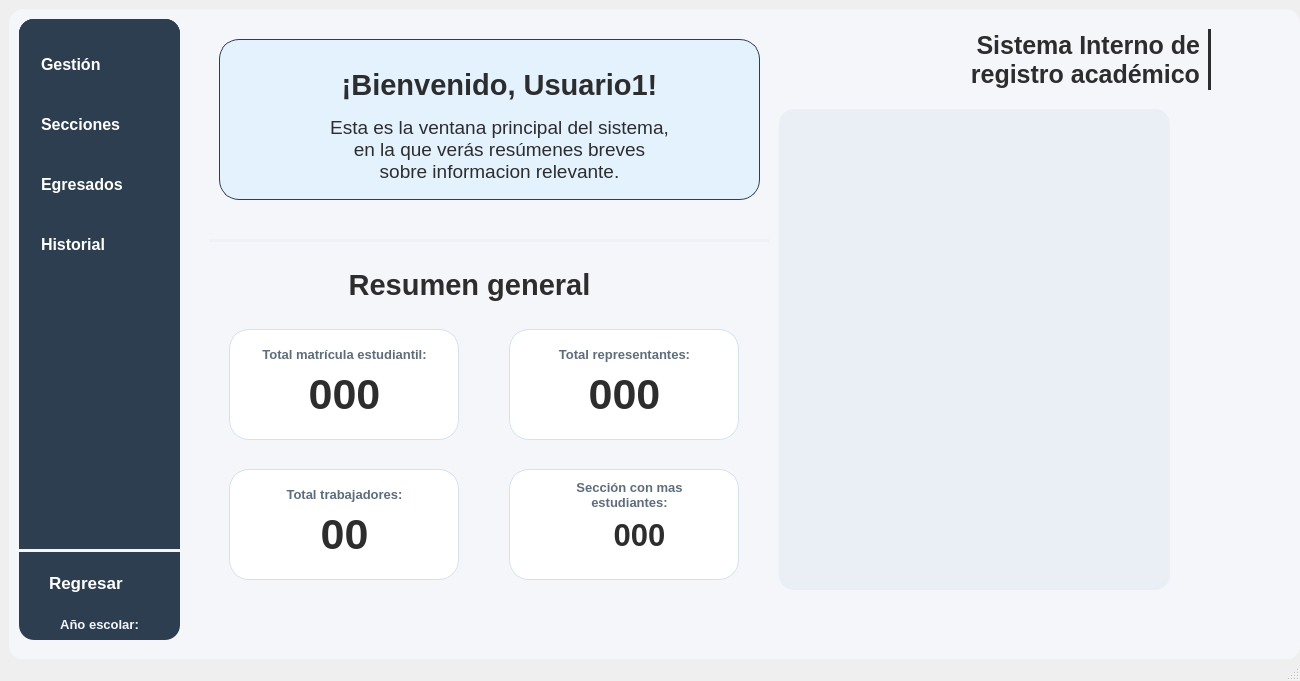
First picture: the form in resources/ui/main.ui, repository Proyecto-Uptjaa/Proyecto_SIRA, before the edit.
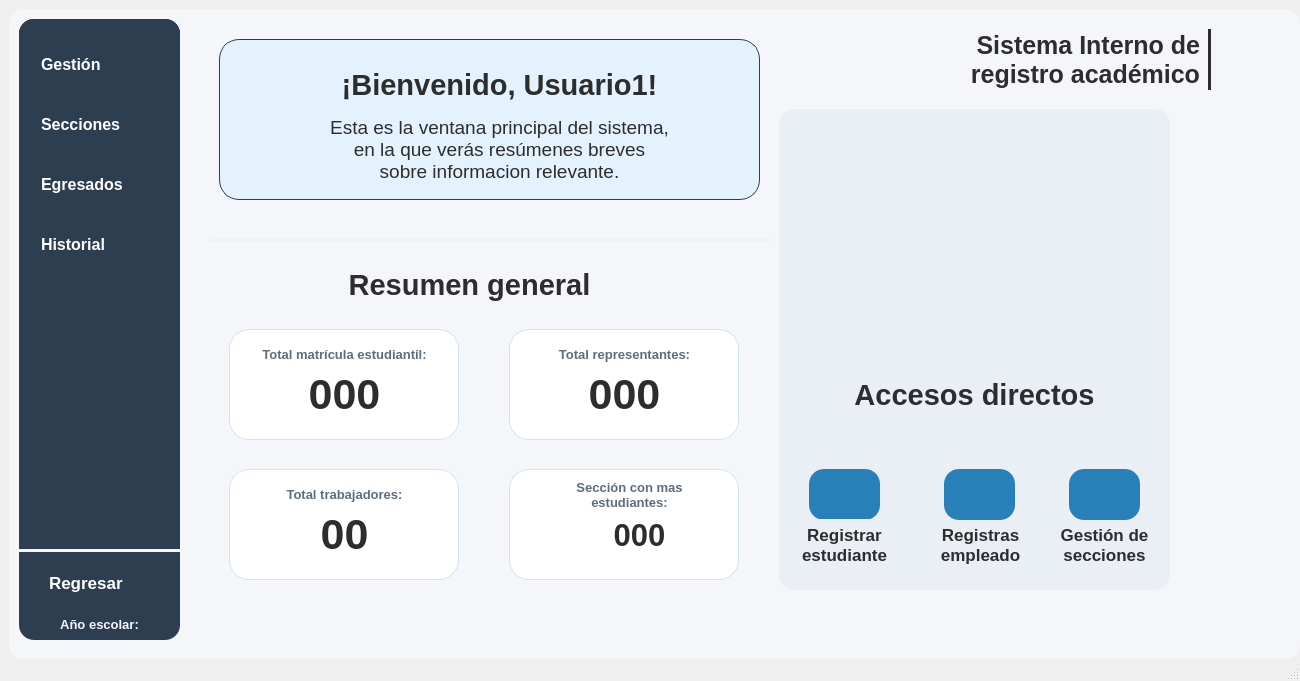
Second picture: the form after the edit. The open tabs and pages were chosen to show the change. Icons and pictures are not drawn. Custom widgets are drawn as their Qt base class.

The edit to the form file:
```diff
--- a/resources/ui/main.ui
+++ b/resources/ui/main.ui
@@ -2096,6 +2096,326 @@
        <property name="frameShadow">
         <enum>QFrame::Shadow::Raised</enum>
        </property>
+       <widget class="QPushButton" name="btnAccesoDirecto_reg_estu">
+        <property name="geometry">
+         <rect>
+          <x>30</x>
+          <y>360</y>
+          <width>71</width>
+          <height>51</height>
+         </rect>
+        </property>
+        <property name="sizePolicy">
+         <sizepolicy hsizetype="Minimum" vsizetype="Fixed">
+          <horstretch>0</horstretch>
+          <verstretch>0</verstretch>
+         </sizepolicy>
+        </property>
+        <property name="minimumSize">
+         <size>
+          <width>40</width>
+          <height>40</height>
+         </size>
+        </property>
+        <property name="maximumSize">
+         <size>
+          <width>200</width>
+          <height>60</height>
+         </size>
+        </property>
+        <property name="font">
+         <font>
+          <family>Segoe UI</family>
+          <pointsize>13</pointsize>
+          <bold>true</bold>
+         </font>
+        </property>
+        <property name="cursor">
+         <cursorShape>PointingHandCursor</cursorShape>
+        </property>
+        <property name="layoutDirection">
+         <enum>Qt::LayoutDirection::LeftToRight</enum>
+        </property>
+        <property name="autoFillBackground">
+         <bool>false</bool>
+        </property>
+        <property name="styleSheet">
+         <string notr="true">QPushButton {
+   background-color: #2980b9;
+    color: #F3F6FF;
+    border: none;
+    padding: 8px 6px;
+    border-radius: 15px;
+}
+QPushButton:hover {
+	background-color: #0D47A1;
+}</string>
+        </property>
+        <property name="text">
+         <string/>
+        </property>
+        <property name="icon">
+         <iconset resource="../icons/resources_ui.qrc">
+          <normaloff>:/icons/estudiante_w.png</normaloff>:/icons/estudiante_w.png</iconset>
+        </property>
+        <property name="iconSize">
+         <size>
+          <width>24</width>
+          <height>24</height>
+         </size>
+        </property>
+       </widget>
+       <widget class="QLabel" name="lblResumenGeneral_6">
+        <property name="geometry">
+         <rect>
+          <x>10</x>
+          <y>410</y>
+          <width>111</width>
+          <height>51</height>
+         </rect>
+        </property>
+        <property name="font">
+         <font>
+          <family>Segoe UI</family>
+          <pointsize>13</pointsize>
+          <bold>true</bold>
+         </font>
+        </property>
+        <property name="styleSheet">
+         <string notr="true">color: #2d2d2d</string>
+        </property>
+        <property name="text">
+         <string>Registrar estudiante</string>
+        </property>
+        <property name="alignment">
+         <set>Qt::AlignmentFlag::AlignCenter</set>
+        </property>
+        <property name="wordWrap">
+         <bool>true</bool>
+        </property>
+       </widget>
+       <widget class="QLabel" name="lblResumenGeneral_7">
+        <property name="geometry">
+         <rect>
+          <x>0</x>
+          <y>260</y>
+          <width>391</width>
+          <height>51</height>
+         </rect>
+        </property>
+        <property name="font">
+         <font>
+          <family>Segoe UI</family>
+          <pointsize>22</pointsize>
+          <bold>true</bold>
+         </font>
+        </property>
+        <property name="styleSheet">
+         <string notr="true">color: #2d2d2d</string>
+        </property>
+        <property name="text">
+         <string>Accesos directos</string>
+        </property>
+        <property name="alignment">
+         <set>Qt::AlignmentFlag::AlignCenter</set>
+        </property>
+       </widget>
+       <widget class="QLabel" name="lblResumenGeneral_8">
+        <property name="geometry">
+         <rect>
+          <x>146</x>
+          <y>410</y>
+          <width>111</width>
+          <height>51</height>
+         </rect>
+        </property>
+        <property name="font">
+         <font>
+          <family>Segoe UI</family>
+          <pointsize>13</pointsize>
+          <bold>true</bold>
+         </font>
+        </property>
+        <property name="styleSheet">
+         <string notr="true">color: #2d2d2d</string>
+        </property>
+        <property name="text">
+         <string>Registras empleado</string>
+        </property>
+        <property name="alignment">
+         <set>Qt::AlignmentFlag::AlignCenter</set>
+        </property>
+        <property name="wordWrap">
+         <bool>true</bool>
+        </property>
+       </widget>
+       <widget class="QPushButton" name="btnAccesoDirecto_reg_emple">
+        <property name="geometry">
+         <rect>
+          <x>165</x>
+          <y>360</y>
+          <width>71</width>
+          <height>51</height>
+         </rect>
+        </property>
+        <property name="sizePolicy">
+         <sizepolicy hsizetype="Minimum" vsizetype="Fixed">
+          <horstretch>0</horstretch>
+          <verstretch>0</verstretch>
+         </sizepolicy>
+        </property>
+        <property name="minimumSize">
+         <size>
+          <width>40</width>
+          <height>40</height>
+         </size>
+        </property>
+        <property name="maximumSize">
+         <size>
+          <width>200</width>
+          <height>60</height>
+         </size>
+        </property>
+        <property name="font">
+         <font>
+          <family>Segoe UI</family>
+          <pointsize>13</pointsize>
+          <bold>true</bold>
+         </font>
+        </property>
+        <property name="cursor">
+         <cursorShape>PointingHandCursor</cursorShape>
+        </property>
+        <property name="layoutDirection">
+         <enum>Qt::LayoutDirection::LeftToRight</enum>
+        </property>
+        <property name="autoFillBackground">
+         <bool>false</bool>
+        </property>
+        <property name="styleSheet">
+         <string notr="true">QPushButton {
+   background-color: #2980b9;
+    color: #F3F6FF;
+    border: none;
+    padding: 8px 6px;
+    border-radius: 15px;
+}
+QPushButton:hover {
+	background-color: #0D47A1;
+}</string>
+        </property>
+        <property name="text">
+         <string/>
+        </property>
+        <property name="icon">
+         <iconset resource="../icons/resources_ui.qrc">
+          <normaloff>:/icons/empleado_w.png</normaloff>:/icons/empleado_w.png</iconset>
+        </property>
+        <property name="iconSize">
+         <size>
+          <width>24</width>
+          <height>24</height>
+         </size>
+        </property>
+       </widget>
+       <widget class="QLabel" name="lblResumenGeneral_9">
+        <property name="geometry">
+         <rect>
+          <x>270</x>
+          <y>410</y>
+          <width>111</width>
+          <height>51</height>
+         </rect>
+        </property>
+        <property name="font">
+         <font>
+          <family>Segoe UI</family>
+          <pointsize>13</pointsize>
+          <bold>true</bold>
+         </font>
+        </property>
+        <property name="styleSheet">
+         <string notr="true">color: #2d2d2d</string>
+        </property>
+        <property name="text">
+         <string>Gestión de secciones</string>
+        </property>
+        <property name="alignment">
+         <set>Qt::AlignmentFlag::AlignCenter</set>
+        </property>
+        <property name="wordWrap">
+         <bool>true</bool>
+        </property>
+       </widget>
+       <widget class="QPushButton" name="btnAccesoDirecto_secciones">
+        <property name="geometry">
+         <rect>
+          <x>290</x>
+          <y>360</y>
+          <width>71</width>
+          <height>51</height>
+         </rect>
+        </property>
+        <property name="sizePolicy">
+         <sizepolicy hsizetype="Minimum" vsizetype="Fixed">
+          <horstretch>0</horstretch>
+          <verstretch>0</verstretch>
+         </sizepolicy>
+        </property>
+        <property name="minimumSize">
+         <size>
+          <width>40</width>
+          <height>40</height>
+         </size>
+        </property>
+        <property name="maximumSize">
+         <size>
+          <width>200</width>
+          <height>60</height>
+         </size>
+        </property>
+        <property name="font">
+         <font>
+          <family>Segoe UI</family>
+          <pointsize>13</pointsize>
+          <bold>true</bold>
+         </font>
+        </property>
+        <property name="cursor">
+         <cursorShape>PointingHandCursor</cursorShape>
+        </property>
+        <property name="layoutDirection">
+         <enum>Qt::LayoutDirection::LeftToRight</enum>
+        </property>
+        <property name="autoFillBackground">
+         <bool>false</bool>
+        </property>
+        <property name="styleSheet">
+         <string notr="true">QPushButton {
+   background-color: #2980b9;
+    color: #F3F6FF;
+    border: none;
+    padding: 8px 6px;
+    border-radius: 15px;
+}
+QPushButton:hover {
+	background-color: #0D47A1;
+}</string>
+        </property>
+        <property name="text">
+         <string/>
+        </property>
+        <property name="icon">
+         <iconset resource="../icons/resources_ui.qrc">
+          <normaloff>:/icons/seccion2_w.png</normaloff>:/icons/seccion2_w.png</iconset>
+        </property>
+        <property name="iconSize">
+         <size>
+          <width>24</width>
+          <height>24</height>
+         </size>
+        </property>
+       </widget>
       </widget>
       <widget class="QFrame" name="frMatricula_home">
        <property name="geometry">
```
Left out of the diff: 291 changed lines with no effect on the pictures.
